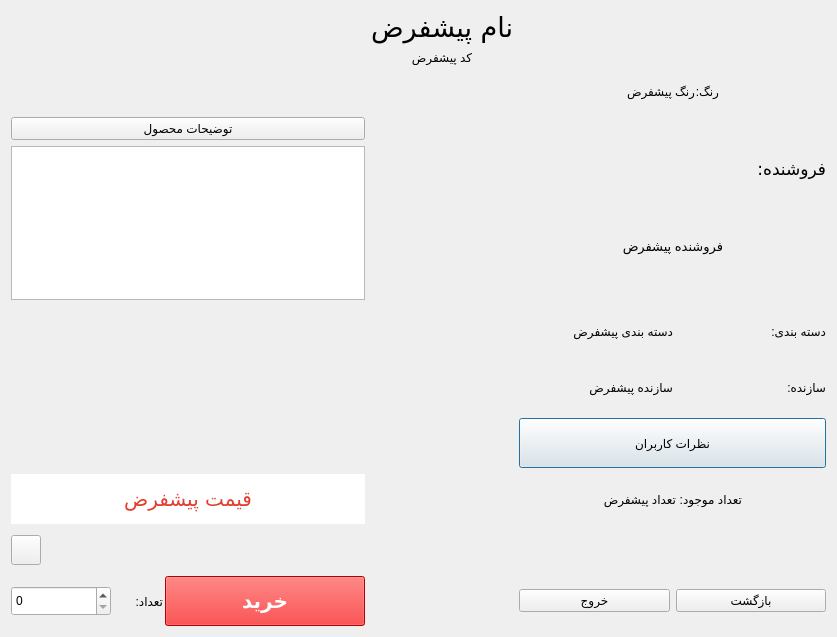
Qt form commoditydialog.ui (Alireza8hi/Project-DigiKala) before a commit.
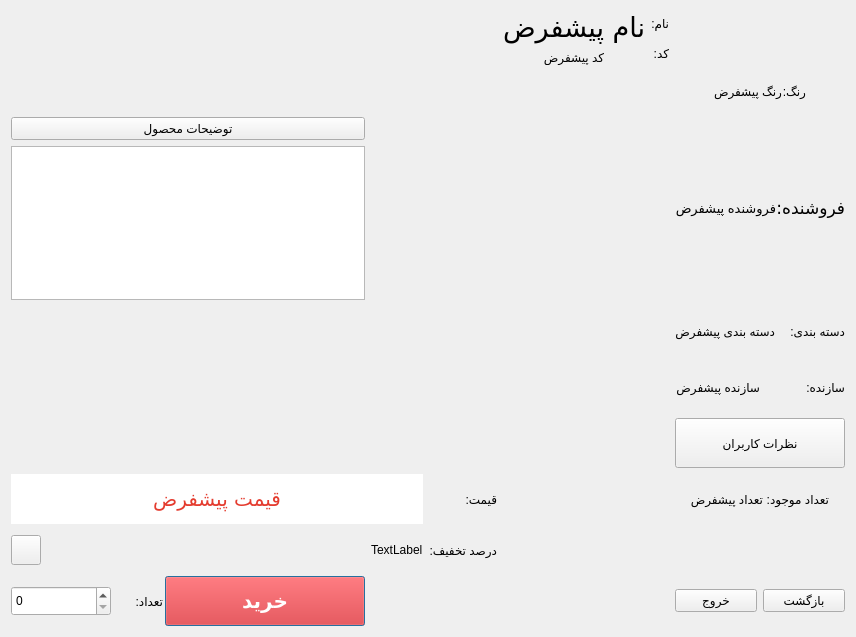
The same form after that commit. Icons and pictures are not drawn.

What changed in the file:
```diff
--- a/commoditydialog.ui
+++ b/commoditydialog.ui
@@ -17,117 +17,119 @@
    <string notr="true">border-image: url(:/Pics/Pics/download.jpg);</string>
   </property>
   <layout class="QGridLayout" name="gridLayout">
-   <item row="5" column="2">
-    <widget class="QPushButton" name="CommentsBtn">
-     <property name="minimumSize">
-      <size>
-       <width>0</width>
-       <height>50</height>
-      </size>
-     </property>
-     <property name="maximumSize">
-      <size>
-       <width>16777215</width>
-       <height>50</height>
-      </size>
-     </property>
-     <property name="styleSheet">
-      <string notr="true">color: rgb(0, 0, 0);</string>
-     </property>
-     <property name="text">
-      <string>نظرات کاربران</string>
-     </property>
-    </widget>
-   </item>
-   <item row="2" column="2">
-    <layout class="QGridLayout" name="gridLayout_3">
+   <item row="12" column="0">
+    <layout class="QHBoxLayout" name="horizontalLayout_4">
      <property name="spacing">
-      <number>0</number>
+      <number>2</number>
      </property>
-     <item row="1" column="2">
-      <spacer name="horizontalSpacer_5">
-       <property name="orientation">
-        <enum>Qt::Horizontal</enum>
+     <item>
+      <widget class="QSpinBox" name="BuyNumberSB">
+       <property name="sizePolicy">
+        <sizepolicy hsizetype="Fixed" vsizetype="Fixed">
+         <horstretch>0</horstretch>
+         <verstretch>100</verstretch>
+        </sizepolicy>
        </property>
-       <property name="sizeHint" stdset="0">
+       <property name="minimumSize">
         <size>
-         <width>40</width>
-         <height>20</height>
+         <width>100</width>
+         <height>30</height>
         </size>
        </property>
-      </spacer>
-     </item>
-     <item row="1" column="0">
-      <spacer name="horizontalSpacer_6">
-       <property name="orientation">
-        <enum>Qt::Horizontal</enum>
-       </property>
-       <property name="sizeHint" stdset="0">
+       <property name="maximumSize">
         <size>
-         <width>40</width>
-         <height>20</height>
+         <width>100</width>
+         <height>30</height>
         </size>
        </property>
-      </spacer>
+       <property name="styleSheet">
+        <string notr="true">color: rgb(0, 0, 0);</string>
+       </property>
+      </widget>
      </item>
-     <item row="0" column="2">
-      <widget class="QLabel" name="label_2">
+     <item>
+      <widget class="QLabel" name="label_5">
        <property name="minimumSize">
         <size>
-         <width>0</width>
-         <height>50</height>
+         <width>50</width>
+         <height>30</height>
         </size>
        </property>
        <property name="maximumSize">
         <size>
-         <width>16777215</width>
-         <height>50</height>
+         <width>50</width>
+         <height>30</height>
         </size>
        </property>
-       <property name="font">
-        <font>
-         <family>B Titr</family>
-         <pointsize>13</pointsize>
-        </font>
-       </property>
        <property name="styleSheet">
         <string notr="true">color: rgb(0, 0, 0);</string>
        </property>
        <property name="text">
-        <string>فروشنده:</string>
+        <string>تعداد:</string>
        </property>
       </widget>
      </item>
-     <item row="1" column="1">
-      <widget class="QLabel" name="SellerLbl">
+     <item>
+      <widget class="QPushButton" name="BuyBtn">
        <property name="minimumSize">
         <size>
-         <width>0</width>
+         <width>200</width>
          <height>50</height>
         </size>
        </property>
        <property name="maximumSize">
         <size>
-         <width>16777215</width>
+         <width>200</width>
          <height>50</height>
         </size>
        </property>
        <property name="font">
         <font>
-         <pointsize>10</pointsize>
+         <pointsize>15</pointsize>
+         <italic>false</italic>
+         <bold>true</bold>
+         <underline>false</underline>
+         <strikeout>false</strikeout>
+         <kerning>false</kerning>
         </font>
        </property>
        <property name="styleSheet">
+        <string notr="true">border-image: url(:/Pics/Pics/NoBack.png);
+background-color: rgb(250, 0, 0);
+color: rgb(255, 255, 255);</string>
+       </property>
+       <property name="text">
+        <string>خرید</string>
+       </property>
+      </widget>
+     </item>
+    </layout>
+   </item>
+   <item row="12" column="5">
+    <layout class="QHBoxLayout" name="horizontalLayout_2">
+     <item>
+      <widget class="QPushButton" name="ExitBtn">
+       <property name="styleSheet">
         <string notr="true">color: rgb(0, 0, 0);</string>
        </property>
        <property name="text">
-        <string>فروشنده پیشفرض</string>
+        <string>خروج</string>
        </property>
       </widget>
      </item>
+     <item>
+      <widget class="QPushButton" name="ReturnBtn">
+       <property name="styleSheet">
+        <string notr="true">color: rgb(0, 0, 0);</string>
+       </property>
+       <property name="text">
+        <string>بازگشت</string>
+       </property>
+      </widget>
+     </item>
     </layout>
    </item>
-   <item row="1" column="2">
+   <item row="1" column="5">
     <layout class="QHBoxLayout" name="horizontalLayout">
      <property name="spacing">
       <number>0</number>
@@ -192,7 +194,156 @@
      </item>
     </layout>
    </item>
-   <item row="0" column="1">
+   <item row="2" column="5">
+    <layout class="QGridLayout" name="gridLayout_3">
+     <property name="spacing">
+      <number>0</number>
+     </property>
+     <item row="0" column="2">
+      <widget class="QLabel" name="label_2">
+       <property name="minimumSize">
+        <size>
+         <width>0</width>
+         <height>50</height>
+        </size>
+       </property>
+       <property name="maximumSize">
+        <size>
+         <width>16777215</width>
+         <height>50</height>
+        </size>
+       </property>
+       <property name="font">
+        <font>
+         <family>B Titr</family>
+         <pointsize>13</pointsize>
+        </font>
+       </property>
+       <property name="styleSheet">
+        <string notr="true">color: rgb(0, 0, 0);</string>
+       </property>
+       <property name="text">
+        <string>فروشنده:</string>
+       </property>
+      </widget>
+     </item>
+     <item row="0" column="0">
+      <widget class="QLabel" name="SellerLbl">
+       <property name="minimumSize">
+        <size>
+         <width>0</width>
+         <height>50</height>
+        </size>
+       </property>
+       <property name="maximumSize">
+        <size>
+         <width>16777215</width>
+         <height>50</height>
+        </size>
+       </property>
+       <property name="font">
+        <font>
+         <pointsize>10</pointsize>
+        </font>
+       </property>
+       <property name="styleSheet">
+        <string notr="true">color: rgb(0, 0, 0);</string>
+       </property>
+       <property name="text">
+        <string>فروشنده پیشفرض</string>
+       </property>
+      </widget>
+     </item>
+    </layout>
+   </item>
+   <item row="6" column="5">
+    <widget class="QPushButton" name="CommentsBtn">
+     <property name="minimumSize">
+      <size>
+       <width>0</width>
+       <height>50</height>
+      </size>
+     </property>
+     <property name="maximumSize">
+      <size>
+       <width>16777215</width>
+       <height>50</height>
+      </size>
+     </property>
+     <property name="styleSheet">
+      <string notr="true">color: rgb(0, 0, 0);</string>
+     </property>
+     <property name="text">
+      <string>نظرات کاربران</string>
+     </property>
+    </widget>
+   </item>
+   <item row="0" column="4">
+    <layout class="QVBoxLayout" name="verticalLayout_2">
+     <item>
+      <widget class="QLabel" name="label_9">
+       <property name="text">
+        <string>نام:</string>
+       </property>
+      </widget>
+     </item>
+     <item>
+      <widget class="QLabel" name="label_7">
+       <property name="text">
+        <string>کد:</string>
+       </property>
+      </widget>
+     </item>
+    </layout>
+   </item>
+   <item row="2" column="0">
+    <layout class="QGridLayout" name="gridLayout_4">
+     <item row="0" column="0">
+      <widget class="QPushButton" name="pushButton">
+       <property name="styleSheet">
+        <string notr="true">color: rgb(0, 0, 0);</string>
+       </property>
+       <property name="text">
+        <string>توضیحات محصول</string>
+       </property>
+       <property name="icon">
+        <iconset resource="icons.qrc">
+         <normaloff>:/Icons/Icons/11584-200.png</normaloff>:/Icons/Icons/11584-200.png</iconset>
+       </property>
+      </widget>
+     </item>
+     <item row="2" column="0">
+      <widget class="QTextBrowser" name="Description"/>
+     </item>
+    </layout>
+   </item>
+   <item row="11" column="0">
+    <widget class="QPushButton" name="AddToWishListBtn">
+     <property name="minimumSize">
+      <size>
+       <width>30</width>
+       <height>30</height>
+      </size>
+     </property>
+     <property name="maximumSize">
+      <size>
+       <width>30</width>
+       <height>30</height>
+      </size>
+     </property>
+     <property name="styleSheet">
+      <string notr="true">color: rgb(0, 0, 0);</string>
+     </property>
+     <property name="text">
+      <string/>
+     </property>
+     <property name="icon">
+      <iconset resource="icons.qrc">
+       <normaloff>:/Icons/Icons/3551002-200.png</normaloff>:/Icons/Icons/3551002-200.png</iconset>
+     </property>
+    </widget>
+   </item>
+   <item row="0" column="3">
     <layout class="QVBoxLayout" name="verticalLayout">
      <item>
       <widget class="QLabel" name="NameLbl">
@@ -225,7 +376,66 @@
      </item>
     </layout>
    </item>
-   <item row="8" column="2">
+   <item row="0" column="0">
+    <spacer name="horizontalSpacer_3">
+     <property name="orientation">
+      <enum>Qt::Horizontal</enum>
+     </property>
+     <property name="sizeHint" stdset="0">
+      <size>
+       <width>40</width>
+       <height>20</height>
+      </size>
+     </property>
+    </spacer>
+   </item>
+   <item row="4" column="5">
+    <layout class="QHBoxLayout" name="horizontalLayout_5">
+     <property name="spacing">
+      <number>0</number>
+     </property>
+     <item>
+      <widget class="QLabel" name="CategoryLbl">
+       <property name="styleSheet">
+        <string notr="true">color: rgb(0, 0, 0);</string>
+       </property>
+       <property name="text">
+        <string>دسته بندی پیشفرض</string>
+       </property>
+      </widget>
+     </item>
+     <item>
+      <widget class="QLabel" name="label_6">
+       <property name="minimumSize">
+        <size>
+         <width>0</width>
+         <height>50</height>
+        </size>
+       </property>
+       <property name="maximumSize">
+        <size>
+         <width>16777215</width>
+         <height>50</height>
+        </size>
+       </property>
+       <property name="styleSheet">
+        <string notr="true">color: rgb(0, 0, 0);</string>
+       </property>
+       <property name="text">
+        <string>دسته بندی: </string>
+       </property>
+      </widget>
+     </item>
+    </layout>
+   </item>
+   <item row="9" column="2">
+    <widget class="QLabel" name="label_10">
+     <property name="text">
+      <string>قیمت:</string>
+     </property>
+    </widget>
+   </item>
+   <item row="9" column="5">
     <layout class="QHBoxLayout" name="horizontalLayout_3">
      <property name="spacing">
       <number>0</number>
@@ -305,112 +515,7 @@
      </item>
     </layout>
    </item>
-   <item row="2" column="0">
-    <layout class="QGridLayout" name="gridLayout_4">
-     <item row="0" column="0">
-      <widget class="QPushButton" name="pushButton">
-       <property name="styleSheet">
-        <string notr="true">color: rgb(0, 0, 0);</string>
-       </property>
-       <property name="text">
-        <string>توضیحات محصول</string>
-       </property>
-       <property name="icon">
-        <iconset resource="icons.qrc">
-         <normaloff>:/Icons/Icons/11584-200.png</normaloff>:/Icons/Icons/11584-200.png</iconset>
-       </property>
-      </widget>
-     </item>
-     <item row="2" column="0">
-      <widget class="QTextBrowser" name="Description"/>
-     </item>
-    </layout>
-   </item>
-   <item row="3" column="2">
-    <layout class="QHBoxLayout" name="horizontalLayout_5">
-     <property name="spacing">
-      <number>0</number>
-     </property>
-     <item>
-      <widget class="QLabel" name="CategoryLbl">
-       <property name="styleSheet">
-        <string notr="true">color: rgb(0, 0, 0);</string>
-       </property>
-       <property name="text">
-        <string>دسته بندی پیشفرض</string>
-       </property>
-      </widget>
-     </item>
-     <item>
-      <widget class="QLabel" name="label_6">
-       <property name="minimumSize">
-        <size>
-         <width>0</width>
-         <height>50</height>
-        </size>
-       </property>
-       <property name="maximumSize">
-        <size>
-         <width>16777215</width>
-         <height>50</height>
-        </size>
-       </property>
-       <property name="styleSheet">
-        <string notr="true">color: rgb(0, 0, 0);</string>
-       </property>
-       <property name="text">
-        <string>دسته بندی: </string>
-       </property>
-      </widget>
-     </item>
-    </layout>
-   </item>
-   <item row="8" column="0">
-    <widget class="QLabel" name="PriceLbl">
-     <property name="font">
-      <font>
-       <family>B Titr</family>
-       <pointsize>15</pointsize>
-      </font>
-     </property>
-     <property name="styleSheet">
-      <string notr="true">color: rgb(228, 60, 47);
-border-image: url(:/Pics/Pics/NoBack.png);
-background-color: rgb(255, 255, 255);</string>
-     </property>
-     <property name="text">
-      <string>قیمت پیشفرض</string>
-     </property>
-     <property name="alignment">
-      <set>Qt::AlignCenter</set>
-     </property>
-    </widget>
-   </item>
-   <item row="10" column="2">
-    <layout class="QHBoxLayout" name="horizontalLayout_2">
-     <item>
-      <widget class="QPushButton" name="ExitBtn">
-       <property name="styleSheet">
-        <string notr="true">color: rgb(0, 0, 0);</string>
-       </property>
-       <property name="text">
-        <string>خروج</string>
-       </property>
-      </widget>
-     </item>
-     <item>
-      <widget class="QPushButton" name="ReturnBtn">
-       <property name="styleSheet">
-        <string notr="true">color: rgb(0, 0, 0);</string>
-       </property>
-       <property name="text">
-        <string>بازگشت</string>
-       </property>
-      </widget>
-     </item>
-    </layout>
-   </item>
-   <item row="0" column="2">
+   <item row="0" column="5">
     <spacer name="horizontalSpacer_4">
      <property name="orientation">
       <enum>Qt::Horizontal</enum>
@@ -423,20 +528,7 @@
      </property>
     </spacer>
    </item>
-   <item row="0" column="0">
-    <spacer name="horizontalSpacer_3">
-     <property name="orientation">
-      <enum>Qt::Horizontal</enum>
-     </property>
-     <property name="sizeHint" stdset="0">
-      <size>
-       <width>40</width>
-       <height>20</height>
-      </size>
-     </property>
-    </spacer>
-   </item>
-   <item row="4" column="2">
+   <item row="5" column="5">
     <layout class="QHBoxLayout" name="horizontalLayout_6">
      <property name="spacing">
       <number>0</number>
@@ -475,95 +567,7 @@
      </item>
     </layout>
    </item>
-   <item row="10" column="0">
-    <layout class="QHBoxLayout" name="horizontalLayout_4">
-     <property name="spacing">
-      <number>2</number>
-     </property>
-     <item>
-      <widget class="QSpinBox" name="BuyNumberSB">
-       <property name="sizePolicy">
-        <sizepolicy hsizetype="Fixed" vsizetype="Fixed">
-         <horstretch>0</horstretch>
-         <verstretch>100</verstretch>
-        </sizepolicy>
-       </property>
-       <property name="minimumSize">
-        <size>
-         <width>100</width>
-         <height>30</height>
-        </size>
-       </property>
-       <property name="maximumSize">
-        <size>
-         <width>100</width>
-         <height>30</height>
-        </size>
-       </property>
-       <property name="styleSheet">
-        <string notr="true">color: rgb(0, 0, 0);</string>
-       </property>
-      </widget>
-     </item>
-     <item>
-      <widget class="QLabel" name="label_5">
-       <property name="minimumSize">
-        <size>
-         <width>50</width>
-         <height>30</height>
-        </size>
-       </property>
-       <property name="maximumSize">
-        <size>
-         <width>50</width>
-         <height>30</height>
-        </size>
-       </property>
-       <property name="styleSheet">
-        <string notr="true">color: rgb(0, 0, 0);</string>
-       </property>
-       <property name="text">
-        <string>تعداد:</string>
-       </property>
-      </widget>
-     </item>
-     <item>
-      <widget class="QPushButton" name="BuyBtn">
-       <property name="minimumSize">
-        <size>
-         <width>200</width>
-         <height>50</height>
-        </size>
-       </property>
-       <property name="maximumSize">
-        <size>
-         <width>200</width>
-         <height>50</height>
-        </size>
-       </property>
-       <property name="font">
-        <font>
-         <pointsize>15</pointsize>
-         <italic>false</italic>
-         <bold>true</bold>
-         <underline>false</underline>
-         <strikeout>false</strikeout>
-         <kerning>false</kerning>
-        </font>
-       </property>
-       <property name="styleSheet">
-        <string notr="true">border-image: url(:/Pics/Pics/NoBack.png);
-background-color: rgb(250, 0, 0);
-color: rgb(255, 255, 255);</string>
-       </property>
-       <property name="text">
-        <string>خرید</string>
-       </property>
-      </widget>
-     </item>
-    </layout>
-   </item>
-   <item row="9" column="2">
+   <item row="11" column="5">
     <spacer name="verticalSpacer">
      <property name="orientation">
       <enum>Qt::Vertical</enum>
@@ -579,29 +583,38 @@
      </property>
     </spacer>
    </item>
-   <item row="9" column="0">
-    <widget class="QPushButton" name="AddToWishListBtn">
-     <property name="minimumSize">
-      <size>
-       <width>30</width>
-       <height>30</height>
-      </size>
+   <item row="11" column="2">
+    <widget class="QLabel" name="label_12">
+     <property name="text">
+      <string>درصد تخفیف:</string>
      </property>
-     <property name="maximumSize">
-      <size>
-       <width>30</width>
-       <height>30</height>
-      </size>
+    </widget>
+   </item>
+   <item row="11" column="1">
+    <widget class="QLabel" name="label_11">
+     <property name="text">
+      <string>TextLabel</string>
+     </property>
+    </widget>
+   </item>
+   <item row="9" column="0" colspan="2">
+    <widget class="QLabel" name="PriceLbl">
+     <property name="font">
+      <font>
+       <family>B Titr</family>
+       <pointsize>15</pointsize>
+      </font>
      </property>
      <property name="styleSheet">
-      <string notr="true">color: rgb(0, 0, 0);</string>
+      <string notr="true">color: rgb(228, 60, 47);
+border-image: url(:/Pics/Pics/NoBack.png);
+background-color: rgb(255, 255, 255);</string>
      </property>
      <property name="text">
-      <string/>
+      <string>قیمت پیشفرض</string>
      </property>
-     <property name="icon">
-      <iconset resource="icons.qrc">
-       <normaloff>:/Icons/Icons/3551002-200.png</normaloff>:/Icons/Icons/3551002-200.png</iconset>
+     <property name="alignment">
+      <set>Qt::AlignCenter</set>
      </property>
     </widget>
    </item>
```
